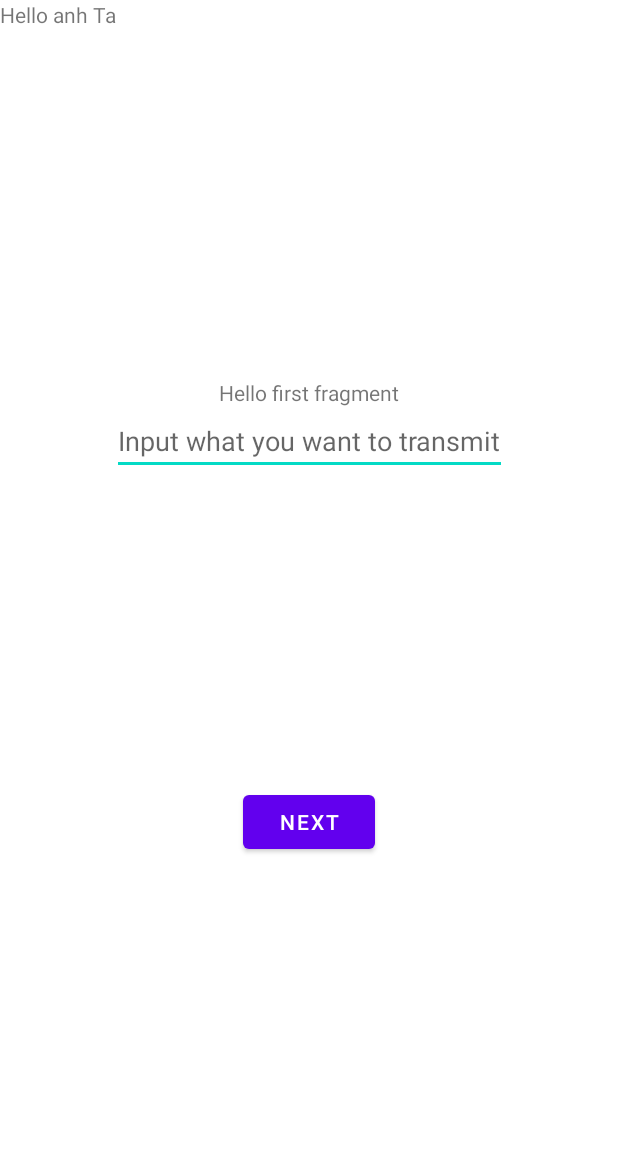
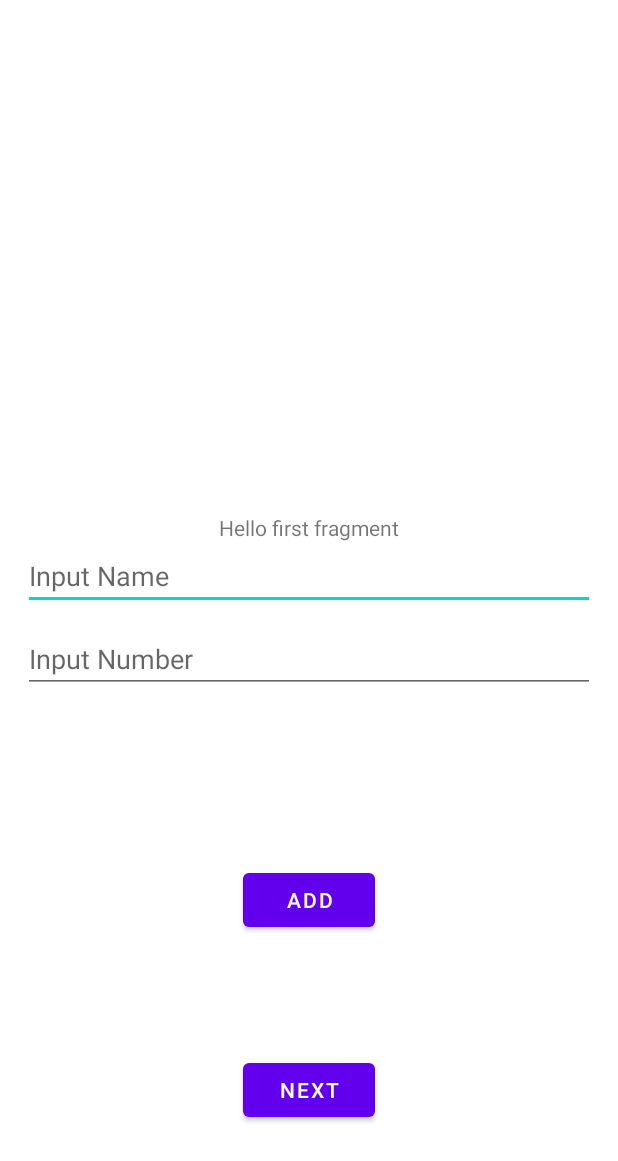
Before and after one commit to thechinh98/android_training, an Android app: the screen it shows after launch (MainActivity), on a phone screen of 412 x 824 dp. Shown: the top 1161 px of the screen. Run offline under Robolectric (Android 15) with nearby library versions, the phone set to English and light mode, and no system bars.

Commit message:
UPDATE: Update Content provider

```diff
--- a/app/src/main/AndroidManifest.xml
+++ b/app/src/main/AndroidManifest.xml
@@ -9,6 +9,11 @@
         android:roundIcon="@mipmap/ic_launcher_round"
         android:supportsRtl="true"
         android:theme="@style/Theme.MyApplication">
+        <provider
+            android:authorities="com.example.user.dictionary"
+            android:name="com.example.myapplication.content_provider.DictionaryProvider"
+            android:enabled="true"
+            android:exported="true" />
         <activity
             android:name=".MainActivity"
             android:exported="true"
--- a/app/src/main/java/com/example/myapplication/FirstFragment.kt
+++ /dev/null
@@ -1,51 +0,0 @@
-package com.example.myapplication
-
-import android.os.Bundle
-import android.view.LayoutInflater
-import android.view.View
-import android.view.ViewGroup
-import android.widget.Button
-import android.widget.EditText
-import androidx.core.os.bundleOf
-import androidx.fragment.app.Fragment
-
-/**
- * A simple [Fragment] subclass as the default destination in the navigation.
- */
-class FirstFragment : Fragment(R.layout.fragment_first){
-    private val idFragment : Int = Constants.idFragmentFirst
-    lateinit var iFragmentCallBack : IFragmentCallBack
-    var string : String = ""
-
-    companion object{
-        fun instance1(stringText: String) : FirstFragment{
-            val fragment = FirstFragment()
-            val bundle = bundleOf("text" to stringText)
-            fragment.arguments = bundle
-            return fragment
-        }
-    }
-
-    override fun onCreateView(
-        inflater: LayoutInflater,
-        container: ViewGroup?,
-        savedInstanceState: Bundle?
-    ): View? {
-        if(context is MainActivity){
-            iFragmentCallBack = context as MainActivity
-        }
-        arguments?.let {
-            val text = arguments?.getString("text")
-            string = text.toString()
-        }
-        val v = inflater.inflate(R.layout.fragment_first, container, false)
-        val btnSwitch = v.findViewById<Button>(R.id.button_first)
-        val editText = v.findViewById<EditText>(R.id.edtFirst)
-        editText.setText(string)
-        val textFirst = editText.text.toString()
-        btnSwitch.setOnClickListener{
-            iFragmentCallBack.switchFragment(idFragment,textFirst)
-        }
-        return super.onCreateView(inflater, container, savedInstanceState)
-    }
-}
--- /dev/null
+++ b/app/src/main/java/com/example/myapplication/fragment/fragment1/FirstFragment.kt
@@ -0,0 +1,72 @@
+package com.example.myapplication.fragment.fragment1
+
+import android.content.ContentValues
+import android.os.Bundle
+import android.view.View
+import android.widget.Button
+import android.widget.EditText
+import android.widget.Toast
+import androidx.core.os.bundleOf
+import androidx.fragment.app.Fragment
+import androidx.fragment.app.activityViewModels
+import com.example.myapplication.IFragmentCallBack
+import com.example.myapplication.MainActivity
+import com.example.myapplication.MainViewModel
+import com.example.myapplication.R
+import com.example.myapplication.content_provider.DictionaryProvider
+import com.example.myapplication.util.Constants
+
+/**
+ * A simple [Fragment] subclass as the default destination in the navigation.
+ */
+class FirstFragment : Fragment(R.layout.fragment_first) {
+    private val idFragment: Int = Constants.idFragmentFirst
+    lateinit var iFragmentCallBack: IFragmentCallBack
+    var string: String = ""
+    private val viewModel: MainViewModel by activityViewModels()
+
+    companion object {
+        fun instance1(stringText: String): FirstFragment {
+            val fragment = FirstFragment()
+            val bundle = bundleOf("text" to stringText)
+            fragment.arguments = bundle
+            return fragment
+        }
+    }
+
+    override fun onViewCreated(view: View, savedInstanceState: Bundle?) {
+        super.onViewCreated(view, savedInstanceState)
+        if (context is MainActivity) {
+            iFragmentCallBack = context as MainActivity
+        }
+        arguments?.let {
+            val text = arguments?.getString("text")
+            string = text.toString()
+        }
+        val btnSwitch = view.findViewById<Button>(R.id.button_first)
+        val btnAdd= view.findViewById<Button>(R.id.buttonAdd)
+        val nameEditText = view.findViewById<EditText>(R.id.edtFirst)
+        val phoneEditText = view.findViewById<EditText>(R.id.edtPhone)
+        nameEditText?.setText(string)
+        btnSwitch?.setOnClickListener {
+            val textName = nameEditText?.text.toString()
+            val textPhone = phoneEditText?.text.toString()
+            viewModel.savePreviousValue(textName, textPhone)
+            iFragmentCallBack.switchFragment(idFragment, textName, textPhone)
+        }
+
+        btnAdd.setOnClickListener {
+            val textName = nameEditText?.text.toString()
+            val textPhone = phoneEditText?.text.toString()
+            onClickAdd(textName, textPhone)
+        }
+    }
+
+    private fun onClickAdd(name: String, phone: String){
+        val value = ContentValues()
+        value.put(DictionaryProvider.name, name)
+        value.put(DictionaryProvider.phone, phone)
+        context?.contentResolver?.insert(DictionaryProvider.CONTENT_URI, value)
+        Toast.makeText(context, "ADD $name - $phone", Toast.LENGTH_LONG).show()
+    }
+}
--- a/app/src/main/java/com/example/myapplication/Constants.kt
+++ b/app/src/main/java/com/example/myapplication/util/Constants.kt
@@ -1,4 +1,4 @@
-package com.example.myapplication
+package com.example.myapplication.util
 
 object Constants{
     const val idFragmentFirst : Int = 1
--- a/app/src/main/res/layout/activity_main.xml
+++ b/app/src/main/res/layout/activity_main.xml
@@ -3,9 +3,4 @@
     android:id="@+id/frameLayout"
     android:layout_width="match_parent"
     android:layout_height="match_parent">
-
-    <TextView
-        android:layout_width="wrap_content"
-        android:layout_height="wrap_content"
-        android:text="@string/txt_hello_anh_ta" />
 </FrameLayout>
--- a/app/src/main/res/layout/fragment_first.xml
+++ b/app/src/main/res/layout/fragment_first.xml
@@ -4,7 +4,7 @@
     xmlns:tools="http://schemas.android.com/tools"
     android:layout_width="match_parent"
     android:layout_height="match_parent"
-    tools:context=".FirstFragment">
+    tools:context=".fragment.fragment1.FirstFragment">
 
     <TextView
         android:id="@+id/textview_first"
@@ -15,24 +15,51 @@
         app:layout_constraintEnd_toEndOf="parent"
         app:layout_constraintStart_toStartOf="parent"
         app:layout_constraintTop_toTopOf="parent" />
+
     <EditText
         android:id="@+id/edtFirst"
+        android:layout_width="match_parent"
+        android:layout_height="wrap_content"
+        android:layout_marginHorizontal="15dp"
+        android:autofillHints=""
+        android:hint="@string/txt_hint_input_name"
+        android:inputType="text"
+        app:layout_constraintLeft_toLeftOf="parent"
+        app:layout_constraintRight_toRightOf="parent"
+        app:layout_constraintTop_toBottomOf="@id/textview_first" />
+
+    <EditText
+        android:id="@+id/edtPhone"
+        android:layout_width="match_parent"
+        android:layout_height="wrap_content"
+        android:layout_marginHorizontal="15dp"
+        android:layout_marginTop="10dp"
+        android:autofillHints=""
+        android:hint="@string/txt_hint_input_number"
+        android:inputType="phone"
+        app:layout_constraintLeft_toLeftOf="parent"
+        app:layout_constraintRight_toRightOf="parent"
+        app:layout_constraintTop_toBottomOf="@id/edtFirst" />
+
+    <Button
+        android:id="@+id/buttonAdd"
         android:layout_width="wrap_content"
         android:layout_height="wrap_content"
-        app:layout_constraintTop_toBottomOf="@id/textview_first"
-        app:layout_constraintLeft_toLeftOf="parent"
-        app:layout_constraintRight_toRightOf="parent"
-        android:autofillHints=""
-        android:inputType="text"
-        android:hint="@string/txt_hint_text_field"/>
+        android:layout_marginTop="15dp"
+        android:text="@string/add"
+        app:layout_constraintBottom_toBottomOf="parent"
+        app:layout_constraintEnd_toEndOf="parent"
+        app:layout_constraintStart_toStartOf="parent"
+        app:layout_constraintTop_toBottomOf="@id/textview_first" />
 
     <Button
         android:id="@+id/button_first"
         android:layout_width="wrap_content"
         android:layout_height="wrap_content"
+        android:layout_marginTop="5dp"
         android:text="@string/next"
         app:layout_constraintBottom_toBottomOf="parent"
         app:layout_constraintEnd_toEndOf="parent"
         app:layout_constraintStart_toStartOf="parent"
-        app:layout_constraintTop_toBottomOf="@id/textview_first" />
+        app:layout_constraintTop_toBottomOf="@id/buttonAdd" />
 </androidx.constraintlayout.widget.ConstraintLayout>
--- a/app/src/main/res/navigation/nav_graph.xml
+++ b/app/src/main/res/navigation/nav_graph.xml
@@ -7,7 +7,7 @@
 
     <fragment
         android:id="@+id/FirstFragment"
-        android:name="com.example.myapplication.FirstFragment"
+        android:name="com.example.myapplication.fragment.fragment1.FirstFragment"
         android:label="@string/first_fragment_label"
         tools:layout="@layout/fragment_first">
 
@@ -17,7 +17,7 @@
     </fragment>
     <fragment
         android:id="@+id/SecondFragment"
-        android:name="com.example.myapplication.SecondFragment"
+        android:name="com.example.myapplication.fragment.fragment2.SecondFragment"
         android:label="@string/second_fragment_label"
         tools:layout="@layout/fragment_second">
 
--- a/app/src/main/res/values/strings.xml
+++ b/app/src/main/res/values/strings.xml
@@ -5,10 +5,15 @@
     <string name="first_fragment_label">First Fragment</string>
     <string name="second_fragment_label">Second Fragment</string>
     <string name="next">Next</string>
+    <string name="add">Add</string>
     <string name="previous">Previous</string>
 
     <string name="hello_first_fragment">Hello first fragment</string>
     <string name="hello_second_fragment">Hello second fragment. Arg: %1$s</string>
     <string name="txt_hello_anh_ta">Hello anh Ta</string>
-    <string name="txt_hint_text_field">Input what you want to transmit</string>
+    <string name="txt_hint_input_name">Input Name</string>
+    <string name="txt_hint_input_number">Input Number</string>
+    <string name="heading">ListData</string>
+    <string name="loadButtonText">LoadData</string>
+    <string name="txt_btn_switch">Switch</string>
 </resources>
```
Also changed, not shown: app/src/main/java/com/example/myapplication/MainActivity.kt (+12 -11 lines), app/src/main/java/com/example/myapplication/MainViewModel.kt (added, +14 -0 lines), app/src/main/java/com/example/myapplication/SecondFragment.kt (deleted, +0 -55 lines), app/src/main/java/com/example/myapplication/content_provider/DictionaryProvider.kt (added, +140 -0 lines), app/src/main/java/com/example/myapplication/fragment/fragment2/SecondFragment.kt (added, +108 -0 lines), app/src/main/res/layout/fragment_second.xml (+65 -25 lines).
